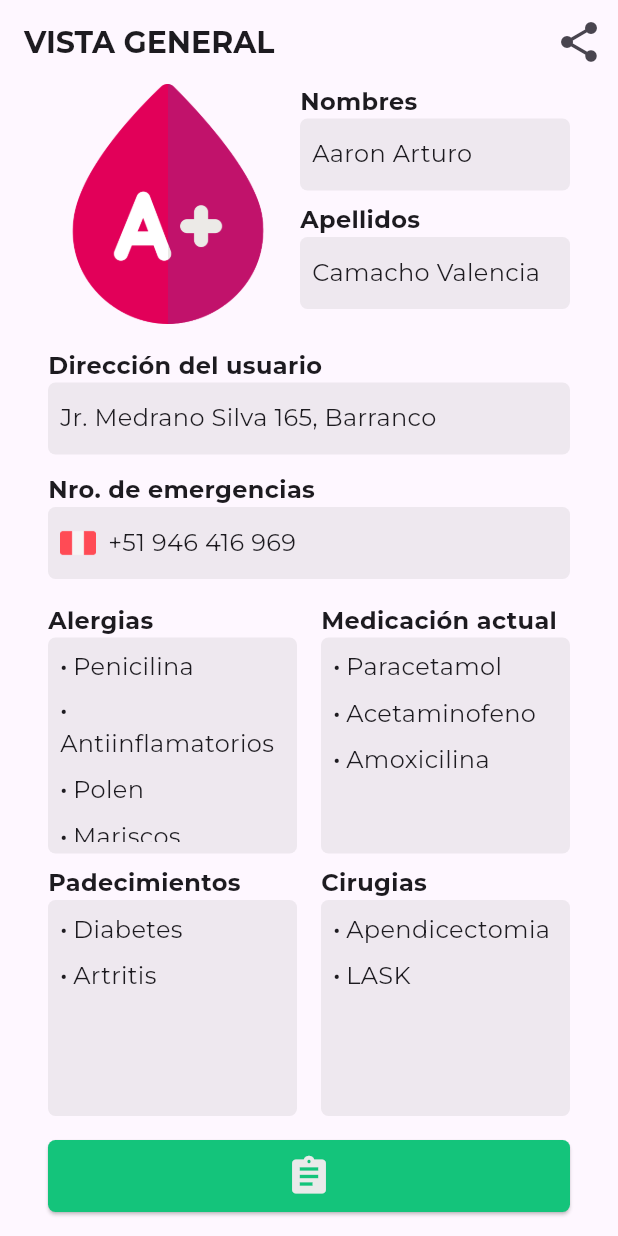
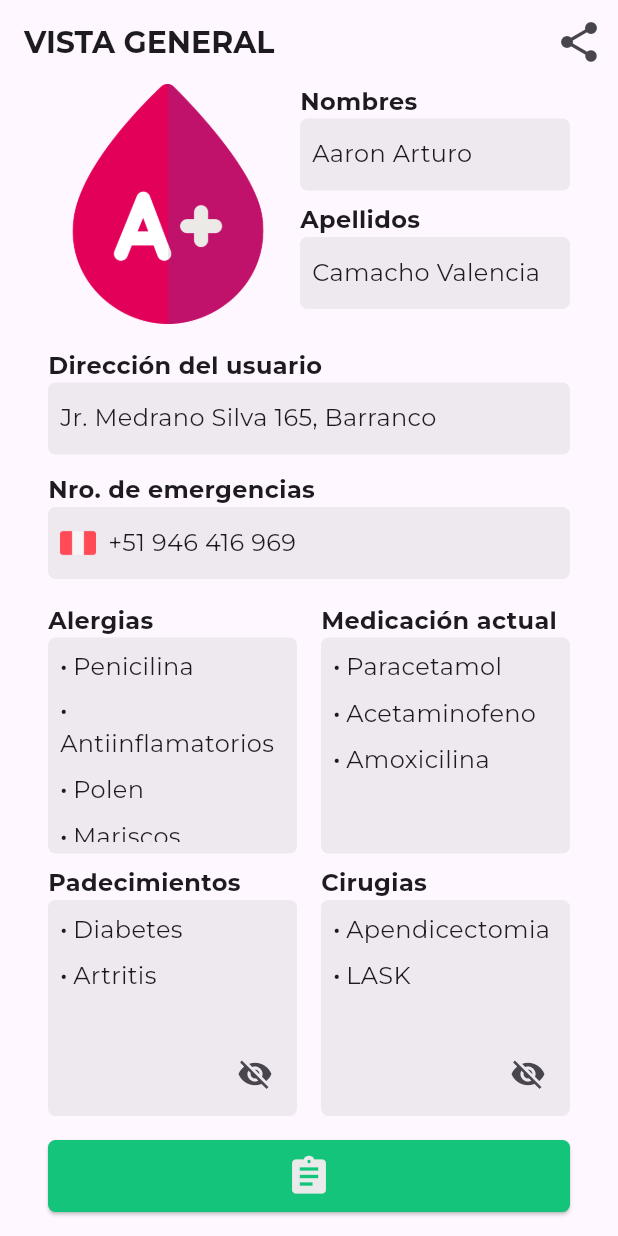
Before and after one commit to AaronCS25/care_file_one_app, a Flutter app: the screen it shows after launch, on a phone screen of 412 x 824 dp. Run offline on Flutter 3.47's test engine with Material 2 defaults, Android fonts, the phone set to English and light mode, and no system bars; our stand-ins replace google_fonts.

Commit message:
home_screen.dart: updated

```diff
--- a/lib/src/screens/home_screen.dart
+++ b/lib/src/screens/home_screen.dart
@@ -14,6 +14,8 @@ class _HomeScreenState extends State<HomeScreen> {
   final String _address = 'Jr. Medrano Silva 165, Barranco';
   final String _phoneNumber = '946 416 969';
   final String _bloodType = 'a_plus';
+  bool _isBlurredPadecimientos = true;
+  bool _isBlurredCirugias = true;
   final List<String> _allergies = [
     'Penicilina',
     'Antiinflamatorios',
@@ -268,30 +270,53 @@ class _HomeScreenState extends State<HomeScreen> {
                               color: const Color.fromRGBO(93, 93, 93, 0.1),
                               borderRadius: BorderRadius.circular(5),
                             ),
-                            child: Padding(
+                            child: Stack(
+                              children: <Widget>[
+                                Padding(
                                   padding: const EdgeInsets.all(8.0),
                                   child: ListView.builder(
                                     shrinkWrap: true,
                                     itemCount: _padecimientos.length,
                                     itemBuilder: (context, index) {
                                       return Padding(
-                                      padding:
-                                          const EdgeInsets.only(bottom: 8.0),
+                                          padding: const EdgeInsets.only(
+                                              bottom: 8.0),
                                           child: RichText(
                                             text: TextSpan(
                                                 text: '• ',
-                                            style: DefaultTextStyle.of(context)
+                                                style:
+                                                    DefaultTextStyle.of(context)
                                                         .style,
                                                 children: <TextSpan>[
                                                   TextSpan(
                                                     text: _padecimientos[index],
-                                                style: GoogleFonts.montserrat(
+                                                    style:
+                                                        GoogleFonts.montserrat(
                                                             fontSize: 16),
                                                   )
                                                 ]),
                                           ));
                                     },
                                   ),
+                                ),
+                                Align(
+                                  alignment: Alignment.bottomRight,
+                                  child: Padding(
+                                    padding: const EdgeInsets.all(4),
+                                    child: IconButton(
+                                      icon: Icon(_isBlurredPadecimientos
+                                          ? Icons.visibility_off
+                                          : Icons.visibility),
+                                      onPressed: () {
+                                        setState(() {
+                                          _isBlurredPadecimientos =
+                                              !_isBlurredPadecimientos;
+                                        });
+                                      },
+                                    ),
+                                  ),
+                                )
+                              ],
                             ),
                           ),
                         ),
@@ -365,30 +390,53 @@ class _HomeScreenState extends State<HomeScreen> {
                               color: const Color.fromRGBO(93, 93, 93, 0.1),
                               borderRadius: BorderRadius.circular(5),
                             ),
-                            child: Padding(
+                            child: Stack(
+                              children: <Widget>[
+                                Padding(
                                   padding: const EdgeInsets.all(8.0),
                                   child: ListView.builder(
                                     shrinkWrap: true,
                                     itemCount: _cirugias.length,
                                     itemBuilder: (context, index) {
                                       return Padding(
-                                      padding:
-                                          const EdgeInsets.only(bottom: 8.0),
+                                          padding: const EdgeInsets.only(
+                                              bottom: 8.0),
                                           child: RichText(
                                             text: TextSpan(
                                                 text: '• ',
-                                            style: DefaultTextStyle.of(context)
+                                                style:
+                                                    DefaultTextStyle.of(context)
                                                         .style,
                                                 children: <TextSpan>[
                                                   TextSpan(
                                                     text: _cirugias[index],
-                                                style: GoogleFonts.montserrat(
+                                                    style:
+                                                        GoogleFonts.montserrat(
                                                             fontSize: 16),
                                                   )
                                                 ]),
                                           ));
                                     },
                                   ),
+                                ),
+                                Align(
+                                  alignment: Alignment.bottomRight,
+                                  child: Padding(
+                                    padding: const EdgeInsets.all(4),
+                                    child: IconButton(
+                                      icon: Icon(_isBlurredCirugias
+                                          ? Icons.visibility_off
+                                          : Icons.visibility),
+                                      onPressed: () {
+                                        setState(() {
+                                          _isBlurredCirugias =
+                                              !_isBlurredCirugias;
+                                        });
+                                      },
+                                    ),
+                                  ),
+                                )
+                              ],
                             ),
                           ),
                         ),
```
Lines whose indentation alone changed are shown as unchanged.
